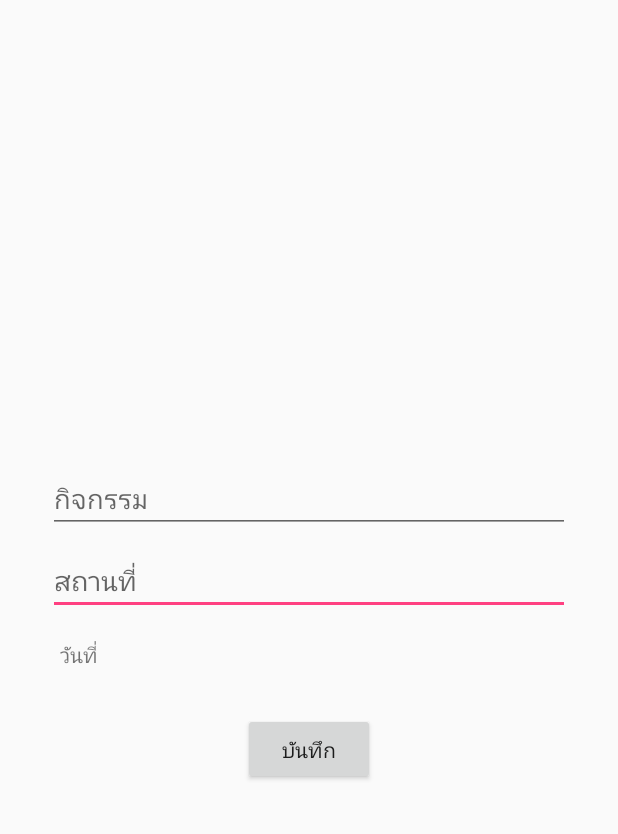
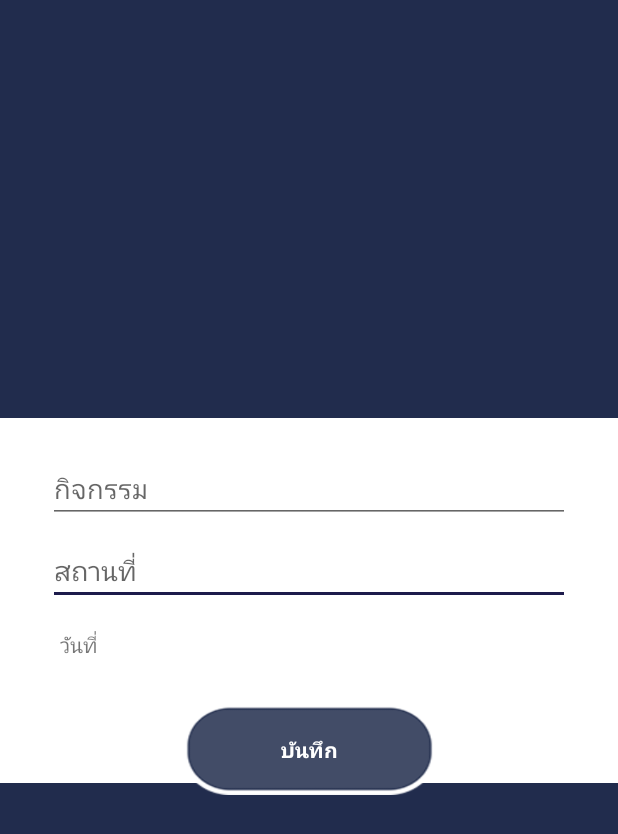
Before and after one commit to nuvvlyy/scheduleproject, an Android app: the Editschedule screen opened directly, with no data from a screen before it, on a phone screen of 412 x 824 dp. Shown: the top 834 px of the screen. Run offline under Robolectric (Android 15) with nearby library versions, the phone set to English and light mode, and no system bars; 1 statement that could not run was skipped.

```diff
--- a/app/src/main/java/com/example/scheduleproject/Addschedule.java
+++ b/app/src/main/java/com/example/scheduleproject/Addschedule.java
@@ -107,7 +107,7 @@ public class Addschedule extends AppCompatActivity {
                 String title3 = title3EditText.getText().toString();
 
                 if(title2.length() ==0 || title3.length() ==0){
-                    Toast t = Toast.makeText(Addschedule.this, "กรุณากรอกข้อมูลกิจกรรม", Toast.LENGTH_SHORT);
+                    Toast t = Toast.makeText(Addschedule.this, "กรุณากรอกข้อมูลกิจกรรมให้ครบถ้วน", Toast.LENGTH_SHORT);
 
                     t.show();
                 }else{
--- a/app/src/main/res/layout/activity_editschedule.xml
+++ b/app/src/main/res/layout/activity_editschedule.xml
@@ -4,19 +4,31 @@
     xmlns:tools="http://schemas.android.com/tools"
     android:layout_width="match_parent"
     android:layout_height="match_parent"
+    android:background="#212c4d"
     tools:context=".Editschedule">
+    <View
+        android:id="@+id/view"
+        android:layout_width="wrap_content"
+        android:layout_height="243dp"
+        android:layout_marginBottom="8dp"
+        android:background="#ffffff"
+        app:layout_constraintBottom_toBottomOf="@+id/save_button"
+        app:layout_constraintEnd_toEndOf="@+id/venue_edit_text"
+        app:layout_constraintStart_toStartOf="@+id/venue_edit_text"
+        app:layout_constraintTop_toTopOf="parent"
+        app:layout_constraintVertical_bias="1.0" />
+
     <EditText
         android:id="@+id/venue_edit_text"
         android:layout_width="0dp"
         android:layout_height="wrap_content"
-        android:layout_marginEnd="32dp"
-        android:layout_marginLeft="32dp"
-        android:layout_marginRight="32dp"
         android:layout_marginStart="32dp"
         android:layout_marginTop="8dp"
+        android:layout_marginEnd="32dp"
         android:ems="10"
         android:hint="สถานที่"
         android:inputType="textPersonName"
+        android:textColorLink="#212c4d"
         app:layout_constraintBottom_toTopOf="@+id/Date_edit_text"
         app:layout_constraintEnd_toEndOf="parent"
         app:layout_constraintHorizontal_bias="0.5"
@@ -28,26 +40,27 @@
         android:id="@+id/Date_edit_text"
         android:layout_width="236dp"
         android:layout_height="17dp"
-        android:layout_marginEnd="8dp"
         android:layout_marginStart="8dp"
         android:layout_marginTop="16dp"
+        android:layout_marginEnd="8dp"
         app:layout_constraintBottom_toTopOf="@+id/save_button"
         app:layout_constraintEnd_toEndOf="@+id/venue_edit_text"
         app:layout_constraintStart_toEndOf="@+id/Date_textView"
         app:layout_constraintTop_toBottomOf="@+id/venue_edit_text" />
 
 
-
     <Button
         android:id="@+id/save_button"
-        android:layout_width="wrap_content"
-        android:layout_height="wrap_content"
-        android:layout_marginEnd="8dp"
-        android:layout_marginLeft="8dp"
-        android:layout_marginRight="8dp"
+        android:layout_width="170dp"
+        android:layout_height="61dp"
         android:layout_marginStart="8dp"
         android:layout_marginTop="32dp"
+        android:layout_marginEnd="8dp"
+        android:background="@drawable/button"
         android:text="บันทึก"
+        android:textAllCaps="false"
+        android:textColor="#ffffff"
+        android:textStyle="bold"
         app:layout_constraintBottom_toBottomOf="parent"
         app:layout_constraintEnd_toEndOf="parent"
         app:layout_constraintHorizontal_bias="0.5"
@@ -58,11 +71,12 @@
         android:id="@+id/title_edit_text"
         android:layout_width="0dp"
         android:layout_height="wrap_content"
-        android:layout_marginEnd="32dp"
         android:layout_marginStart="32dp"
         android:layout_marginTop="8dp"
+        android:layout_marginEnd="32dp"
         android:hint="กิจกรรม"
         android:inputType="textPersonName"
+        android:textColorLink="#212c4d"
         app:layout_constraintBottom_toTopOf="@+id/venue_edit_text"
         app:layout_constraintEnd_toEndOf="parent"
         app:layout_constraintHorizontal_bias="0.5"
@@ -74,8 +88,8 @@
         android:id="@+id/Date_textView"
         android:layout_width="wrap_content"
         android:layout_height="wrap_content"
+        android:layout_marginStart="8dp"
         android:layout_marginBottom="8dp"
-        android:layout_marginStart="8dp"
         android:text="วันที่"
         android:textSize="14sp"
         app:layout_constraintBottom_toBottomOf="@+id/Date_edit_text"
--- a/app/src/main/res/values/colors.xml
+++ b/app/src/main/res/values/colors.xml
@@ -2,5 +2,5 @@
 <resources>
     <color name="colorPrimary">#3F51B5</color>
     <color name="colorPrimaryDark">#303F9F</color>
-    <color name="colorAccent">#FF4081</color>
+    <color name="colorAccent">#1d1b4b</color>
 </resources>
```
Also changed, not shown: app/src/main/java/com/example/scheduleproject/Editschedule.java (+18 -5 lines), app/src/main/java/com/example/scheduleproject/MainActivity.java (+16 -0 lines), app/src/main/res/layout/activity_addschedule.xml (+9 -8 lines), app/src/main/res/layout/activity_main.xml (+7 -4 lines), app/src/main/res/drawable/button.png (added).
